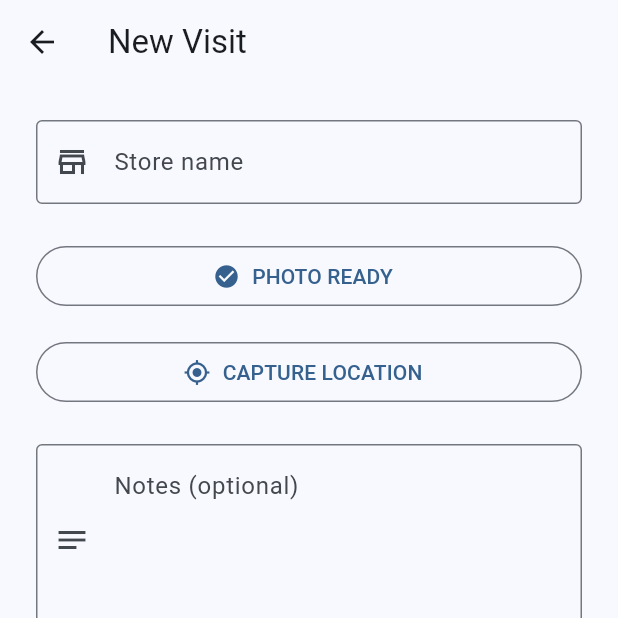
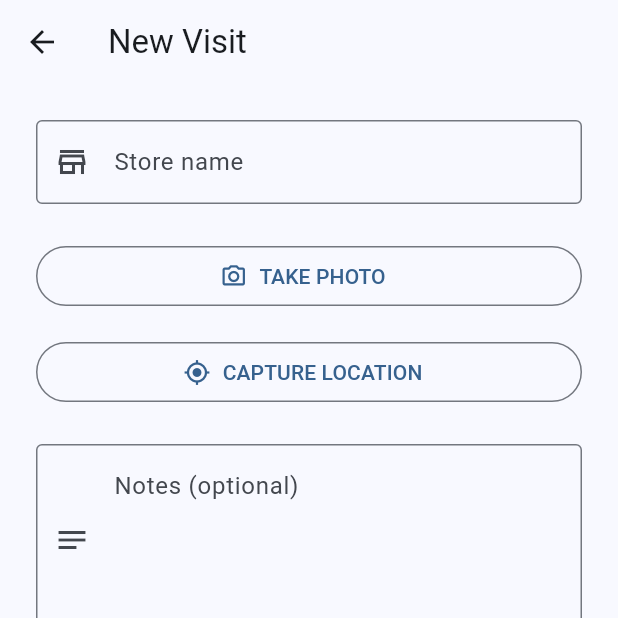
Before and after one commit to vianneywendy/SalesTrackerApp, a Flutter app: the CheckInScreen screen opened directly, after a tap on "TAKE PHOTO", on a phone screen of 412 x 824 dp, the top half of it. Run offline on Flutter 3.47's test engine with Material 3 defaults, Android fonts, the phone set to English and light mode, and no system bars; our stand-ins replace geolocator, image_picker, supabase_flutter; accounts and stored records are empty.

Commit message:
Add camera and GPS visit capture

```diff
--- a/lib/screens/check_in_screen.dart
+++ b/lib/screens/check_in_screen.dart
@@ -1,4 +1,8 @@
+import 'dart:io';
+
 import 'package:flutter/material.dart';
+import 'package:geolocator/geolocator.dart';
+import 'package:image_picker/image_picker.dart';
 import 'package:supabase_flutter/supabase_flutter.dart';
 
 class CheckInScreen extends StatefulWidget {
@@ -12,20 +16,78 @@ class _CheckInScreenState extends State<CheckInScreen> {
   final storeController = TextEditingController();
   final notesController = TextEditingController();
 
-  bool photoCaptured = false;
-  bool locationCaptured = false;
+  final ImagePicker imagePicker = ImagePicker();
+
+  XFile? capturedPhoto;
+  Position? capturedPosition;
   bool isSubmitting = false;
 
-  void simulatePhoto() {
-    setState(() {
-      photoCaptured = true;
-    });
+  Future<void> takePhoto() async {
+    try {
+      final photo = await imagePicker.pickImage(
+        source: ImageSource.camera,
+        imageQuality: 70,
+        maxWidth: 1600,
+      );
+
+      if (photo == null || !mounted) return;
+
+      setState(() {
+        capturedPhoto = photo;
+      });
+    } catch (error) {
+      if (!mounted) return;
+      showMessage('Unable to take photo: $error');
+    }
   }
 
-  void simulateLocation() {
-    setState(() {
-      locationCaptured = true;
-    });
+  Future<void> captureLocation() async {
+    try {
+      final locationEnabled =
+          await Geolocator.isLocationServiceEnabled();
+
+      if (!locationEnabled) {
+        showMessage(
+          'Location services are disabled. Please turn on GPS.',
+        );
+        return;
+      }
+
+      var permission = await Geolocator.checkPermission();
+
+      if (permission == LocationPermission.denied) {
+        permission = await Geolocator.requestPermission();
+      }
+
+      if (permission == LocationPermission.denied) {
+        showMessage('Location permission was denied.');
+        return;
+      }
+
+      if (permission == LocationPermission.deniedForever) {
+        showMessage(
+          'Location permission is permanently denied. '
+          'Please enable it in phone settings.',
+        );
+        return;
+      }
+
+      final position = await Geolocator.getCurrentPosition(
+        locationSettings: const LocationSettings(
+          accuracy: LocationAccuracy.high,
+          timeLimit: Duration(seconds: 20),
+        ),
+      );
+
+      if (!mounted) return;
+
+      setState(() {
+        capturedPosition = position;
+      });
+    } catch (error) {
+      if (!mounted) return;
+      showMessage('Unable to capture location: $error');
+    }
   }
 
   Future<void> submitVisit() async {
@@ -37,12 +99,12 @@ class _CheckInScreenState extends State<CheckInScreen> {
       return;
     }
 
-    if (!photoCaptured) {
+    if (capturedPhoto == null) {
       showMessage('Please take a photo first.');
       return;
     }
 
-    if (!locationCaptured) {
+    if (capturedPosition == null) {
       showMessage('Please capture your location first.');
       return;
     }
@@ -50,7 +112,9 @@ class _CheckInScreenState extends State<CheckInScreen> {
     final user = Supabase.instance.client.auth.currentUser;
 
     if (user == null) {
-      showMessage('Your login session has expired. Please log in again.');
+      showMessage(
+        'Your login session has expired. Please log in again.',
+      );
       return;
     }
 
@@ -62,14 +126,11 @@ class _CheckInScreenState extends State<CheckInScreen> {
       await Supabase.instance.client.from('visits').insert({
         'salesperson_id': user.id,
         'store_name': storeName,
+        'latitude': capturedPosition!.latitude,
+        'longitude': capturedPosition!.longitude,
+        'accuracy_meters': capturedPosition!.accuracy,
 
-        // Temporary development values.
-        // These will be replaced with real phone GPS later.
-        'latitude': 0.0,
-        'longitude': 0.0,
-        'accuracy_meters': null,
-
-        // Photo upload will be added when testing on the S10.
+        // Photo upload will be added next.
         'photo_path': null,
 
         'notes': notes.isEmpty ? null : notes,
@@ -87,11 +148,9 @@ class _CheckInScreenState extends State<CheckInScreen> {
       Navigator.of(context).pop(true);
     } on PostgrestException catch (error) {
       if (!mounted) return;
-
       showMessage('Database error: ${error.message}');
     } catch (error) {
       if (!mounted) return;
-
       showMessage('Failed to submit visit: $error');
     } finally {
       if (mounted) {
@@ -136,33 +195,64 @@ class _CheckInScreenState extends State<CheckInScreen> {
                 border: OutlineInputBorder(),
               ),
             ),
+
             const SizedBox(height: 24),
+
             OutlinedButton.icon(
-              onPressed: isSubmitting ? null : simulatePhoto,
+              onPressed: isSubmitting ? null : takePhoto,
               icon: Icon(
-                photoCaptured
+                capturedPhoto != null
                     ? Icons.check_circle
                     : Icons.camera_alt_outlined,
               ),
               label: Text(
-                photoCaptured ? 'PHOTO READY' : 'TAKE PHOTO',
+                capturedPhoto != null
+                    ? 'PHOTO READY'
+                    : 'TAKE PHOTO',
               ),
             ),
+
+            if (capturedPhoto != null) ...[
+              const SizedBox(height: 16),
+              ClipRRect(
+                borderRadius: BorderRadius.circular(12),
+                child: Image.file(
+                  File(capturedPhoto!.path),
+                  height: 220,
+                  width: double.infinity,
+                  fit: BoxFit.cover,
+                ),
+              ),
+            ],
+
             const SizedBox(height: 16),
+
             OutlinedButton.icon(
-              onPressed: isSubmitting ? null : simulateLocation,
+              onPressed:
+                  isSubmitting ? null : captureLocation,
               icon: Icon(
-                locationCaptured
+                capturedPosition != null
                     ? Icons.check_circle
                     : Icons.my_location,
               ),
               label: Text(
-                locationCaptured
+                capturedPosition != null
                     ? 'LOCATION CAPTURED'
                     : 'CAPTURE LOCATION',
               ),
             ),
+
+            if (capturedPosition != null) ...[
+              const SizedBox(height: 8),
+              Text(
+                'Accuracy: '
+                '${capturedPosition!.accuracy.toStringAsFixed(1)} m',
+                textAlign: TextAlign.center,
+              ),
+            ],
+
             const SizedBox(height: 24),
+
             TextField(
               controller: notesController,
               enabled: !isSubmitting,
@@ -174,11 +264,14 @@ class _CheckInScreenState extends State<CheckInScreen> {
                 border: OutlineInputBorder(),
               ),
             ),
+
             const SizedBox(height: 32),
+
             SizedBox(
               height: 54,
               child: FilledButton(
-                onPressed: isSubmitting ? null : submitVisit,
+                onPressed:
+                    isSubmitting ? null : submitVisit,
                 child: isSubmitting
                     ? const SizedBox(
                         width: 22,
--- a/pubspec.yaml
+++ b/pubspec.yaml
@@ -35,6 +35,8 @@ dependencies:
   # Use with the CupertinoIcons class for iOS style icons.
   cupertino_icons: ^1.0.8
   supabase_flutter: ^2.16.0
+  image_picker: ^1.2.3
+  geolocator: ^14.0.3
 
 dev_dependencies:
   flutter_test:
```
Also changed, not shown: pubspec.lock, 7 other files.
